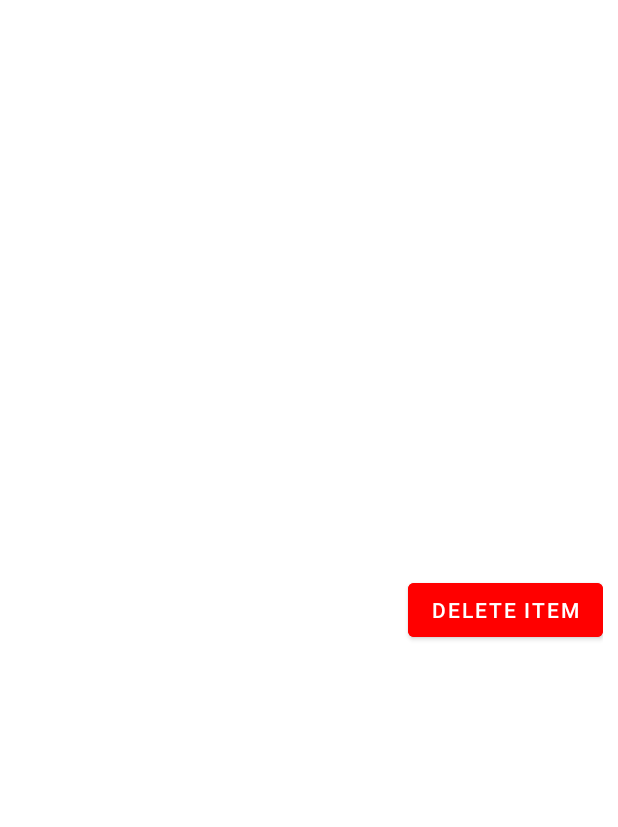
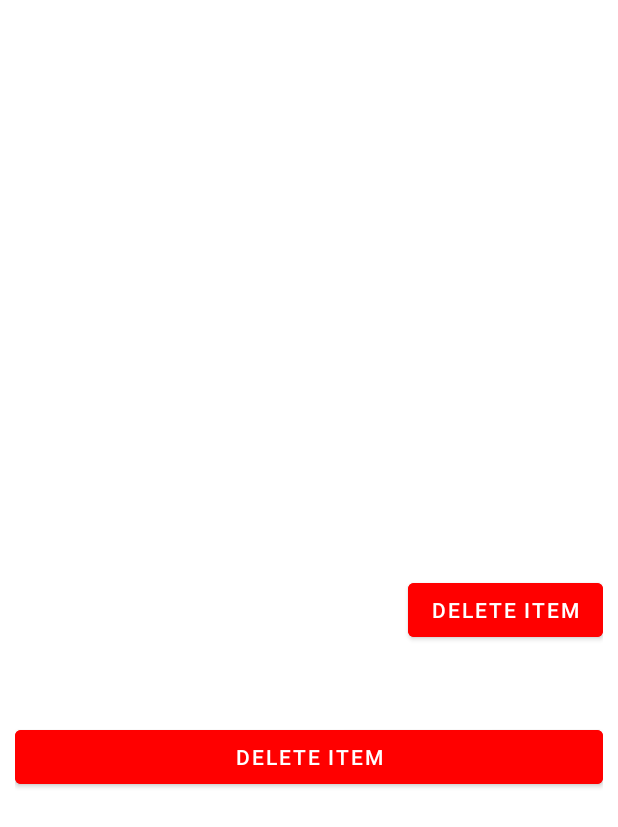
Before and after one commit to nethmaGallage/More-Meal-Food-Ordering-App, an Android app: the layout activity_detail.xml on its own in the app's theme, with its tools: preview values and no code run, on a phone screen of 412 x 824 dp. Shown: the top 827 px of the screen. Run offline under Robolectric (Android 15) with nearby library versions, the phone set to English and light mode, and no system bars.

Commit message:
commit to branch

```diff
--- a/app/src/main/res/layout/activity_detail.xml
+++ b/app/src/main/res/layout/activity_detail.xml
@@ -52,5 +52,17 @@
 
         />
 
+    <Button
+        android:id="@+id/button"
+        android:layout_width="match_parent"
+        android:layout_height="wrap_content"
+        android:layout_gravity="right"
+        android:layout_marginTop="50dp"
+        android:backgroundTint="#FF0000"
+        android:onClick="deleteItem"
+
+
+        android:text="Delete Item" />
+
 
 </LinearLayout>
```
